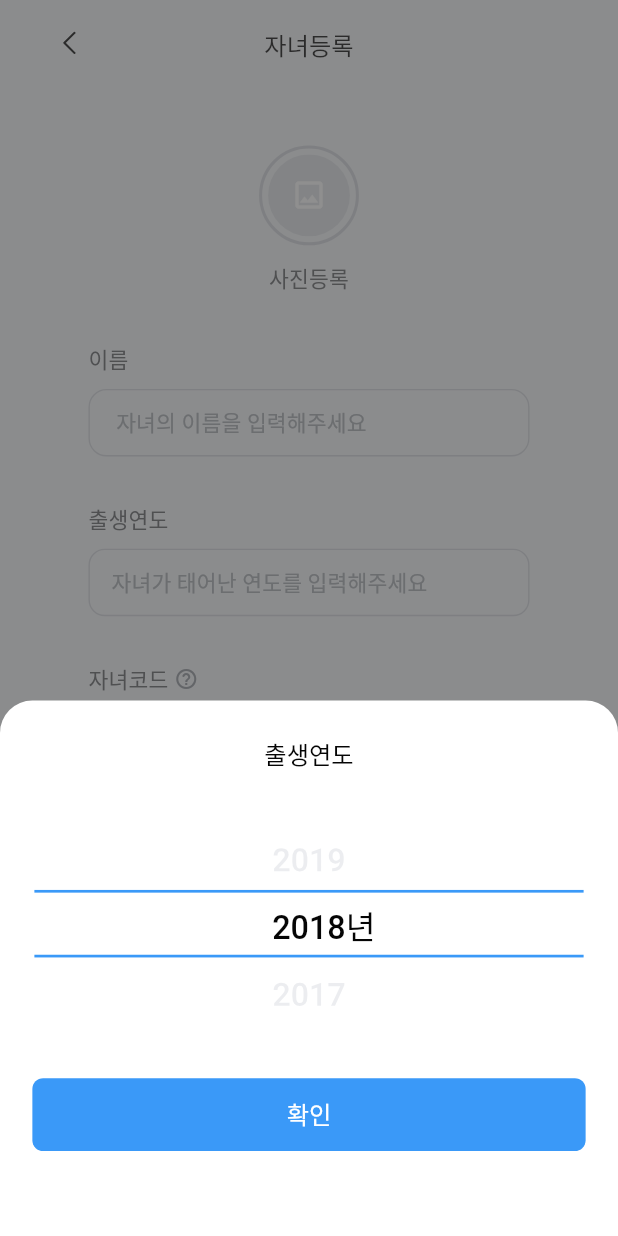
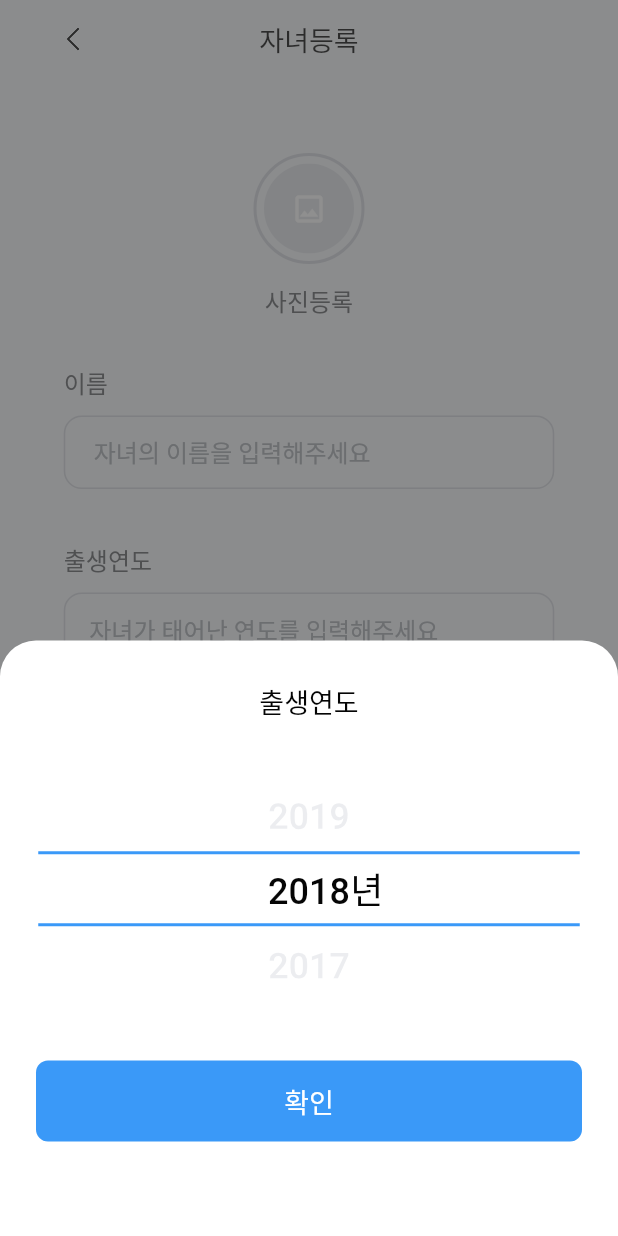
Before and after one commit to yeongJD/Quad-S-Team12-App-Parent, a Flutter app: the ChildAddPage screen opened by its route, after a tap on "자녀가 태어난 연도를 입력해주세요", on a phone screen of 412 x 824 dp. Run offline on Flutter 3.47's test engine with Material 3 defaults, Android fonts, the phone set to English and light mode, and no system bars; our stand-ins replace flutter_svg, go_router, google_fonts, image_picker; Roboto replaces fonts that are missing (Pretendard).

Commit message:
feat(child-add): refine registration layout

```diff
--- a/lib/features/child_add/presentation/pages/child_add_page.dart
+++ b/lib/features/child_add/presentation/pages/child_add_page.dart
@@ -8,6 +8,36 @@ import 'package:image_picker/image_picker.dart';
 
 import '../../../../core/theme/app_colors.dart';
 import '../../../../core/theme/app_typography.dart';
+
+abstract final class _ChildAddMetrics {
+  static const double screenMaxWidth = 375;
+  static const double horizontalPadding = 24;
+  static const double topBarHeight = 52;
+  static const double photoTopGap = 50;
+  static const double photoSize = 74;
+  static const double photoInnerSize = 64;
+  static const double photoLabelGap = 12;
+  static const double photoToFormGap = 31;
+  static const double formGap = 16;
+  static const double labelToFieldGap = 10;
+  static const double helperHeight = 18;
+  static const double fieldHeight = 50;
+  static const double fieldRadius = 12;
+  static const double fieldHorizontalPadding = 16;
+  static const double fieldVerticalPadding = 12;
+  static const double buttonHeight = 54;
+  static const double bottomButtonGap = 31;
+  static const double sheetHeight = 397;
+  static const double sheetRadius = 24;
+  static const double sheetTitleTop = 27;
+  static const double sheetPickerTop = 82;
+  static const double sheetPickerHeight = 168;
+  static const double sheetPickerInset = 25.5;
+  static const double sheetSelectionTop = 58.5;
+  static const double sheetYearItemHeight = 50;
+  static const double sheetYearSuffixOffset = 77;
+  static const double sheetButtonBottom = 63;
+}
 
 class ChildAddPage extends StatefulWidget {
   const ChildAddPage({super.key});
@@ -133,19 +163,20 @@ class _ChildAddPageState extends State<ChildAddPage> {
       body: SafeArea(
         child: Center(
           child: ConstrainedBox(
-            constraints: const BoxConstraints(maxWidth: 375),
+            constraints: const BoxConstraints(
+              maxWidth: _ChildAddMetrics.screenMaxWidth,
+            ),
             child: Stack(
               children: [
                 Column(
                   children: [
-                    const SizedBox(height: 4),
                     _ChildAddTopBar(onBack: context.pop),
                     Expanded(
                       child: SingleChildScrollView(
                         padding: const EdgeInsets.fromLTRB(
-                          21.58,
-                          41,
-                          21.58,
+                          _ChildAddMetrics.horizontalPadding,
+                          _ChildAddMetrics.photoTopGap,
+                          _ChildAddMetrics.horizontalPadding,
                           24,
                         ),
                         child: Column(
@@ -154,10 +185,10 @@ class _ChildAddPageState extends State<ChildAddPage> {
                               photoBytes: _photoBytes,
                               onTap: _pickPhoto,
                             ),
-                            const SizedBox(height: 32),
-                            SizedBox(
-                              width: 293.998,
-                              child: Column(
+                            const SizedBox(
+                              height: _ChildAddMetrics.photoToFormGap,
+                            ),
+                            Column(
                               children: [
                                 _ChildAddTextField(
                                   label: '이름',
@@ -177,12 +208,16 @@ class _ChildAddPageState extends State<ChildAddPage> {
                                     });
                                   },
                                 ),
-                                  const SizedBox(height: 14.385),
+                                const SizedBox(
+                                  height: _ChildAddMetrics.formGap,
+                                ),
                                 _BirthYearField(
                                   selectedYear: _selectedBirthYear,
                                   onTap: _openBirthYearSheet,
                                 ),
-                                  const SizedBox(height: 14.385),
+                                const SizedBox(
+                                  height: _ChildAddMetrics.formGap,
+                                ),
                                 _ChildAddTextField(
                                   label: '자녀코드',
                                   controller: _childCodeController,
@@ -203,30 +238,28 @@ class _ChildAddPageState extends State<ChildAddPage> {
                                 ),
                               ],
                             ),
-                            ),
                           ],
                         ),
                       ),
                     ),
                     Padding(
-                      padding: const EdgeInsets.fromLTRB(21.58, 0, 21.58, 28),
-                      child: Align(
-                        alignment: Alignment.center,
-                        child: SizedBox(
-                          width: 293.998,
+                      padding: const EdgeInsets.fromLTRB(
+                        _ChildAddMetrics.horizontalPadding,
+                        0,
+                        _ChildAddMetrics.horizontalPadding,
+                        _ChildAddMetrics.bottomButtonGap,
+                      ),
                       child: _RegisterButton(
                         enabled: _canSubmit,
                         onTap: _submit,
-                          ),
-                        ),
                       ),
                     ),
                   ],
                 ),
                 if (_showCodeTooltip)
                   Positioned(
-                    left: 66,
-                    top: _selectedBirthYear == null ? 482 : 468,
+                    left: 74,
+                    top: _selectedBirthYear == null ? 536 : 520,
                     child: _ChildCodeTooltip(onClose: _toggleTooltip),
                   ),
               ],
@@ -246,23 +279,23 @@ class _ChildAddTopBar extends StatelessWidget {
   @override
   Widget build(BuildContext context) {
     return SizedBox(
-      height: 52,
+      height: _ChildAddMetrics.topBarHeight,
       child: Stack(
         children: [
           Center(
             child: Text(
               '자녀등록',
               style: AppTypography.headlineMedium.copyWith(
-                fontSize: 16.18,
+                fontSize: 18,
                 height: 1.445,
-                letterSpacing: -0.0036,
+                letterSpacing: 0,
                 color: const Color(0xFF050505),
               ),
             ),
           ),
           Positioned(
-            left: 21.58,
-            top: 12.59,
+            left: _ChildAddMetrics.horizontalPadding,
+            top: 14,
             child: GestureDetector(
               onTap: onBack,
               behavior: HitTestBehavior.opaque,
@@ -296,9 +329,9 @@ class _PhotoPicker extends StatelessWidget {
       child: Column(
         children: [
           Container(
-            width: 66.532,
-            height: 66.532,
-            padding: const EdgeInsets.all(4),
+            width: _ChildAddMetrics.photoSize,
+            height: _ChildAddMetrics.photoSize,
+            padding: const EdgeInsets.all(5),
             decoration: BoxDecoration(
               shape: BoxShape.circle,
               border: Border.all(color: AppColors.gray200, width: 2),
@@ -317,18 +350,18 @@ class _PhotoPicker extends StatelessWidget {
                   : Image.memory(
                       photoBytes!,
                       fit: BoxFit.cover,
-                      width: 57.541,
-                      height: 57.541,
+                      width: _ChildAddMetrics.photoInnerSize,
+                      height: _ChildAddMetrics.photoInnerSize,
                     ),
             ),
           ),
-          const SizedBox(height: 10.79),
+          const SizedBox(height: _ChildAddMetrics.photoLabelGap),
           Text(
             '사진등록',
             style: AppTypography.bodyMedium.copyWith(
-              fontSize: 14.385,
+              fontSize: 16,
               height: 1.5,
-              letterSpacing: 0.0912,
+              letterSpacing: 0,
               color: AppColors.gray600,
             ),
           ),
@@ -372,41 +405,47 @@ class _ChildAddTextField extends StatelessWidget {
             Text(
               label,
               style: AppTypography.bodyMedium.copyWith(
-                fontSize: 14.385,
+                fontSize: 16,
                 height: 1.5,
-                letterSpacing: 0.082,
+                letterSpacing: 0,
                 color: AppColors.gray600,
               ),
             ),
             ?trailingLabel,
           ],
         ),
-        const SizedBox(height: 8.991),
+        const SizedBox(height: _ChildAddMetrics.labelToFieldGap),
         SizedBox(
-          height: 44.954,
+          height: _ChildAddMetrics.fieldHeight,
           child: TextField(
             controller: controller,
             onChanged: onChanged,
             cursorColor: AppColors.gray200,
+            textAlignVertical: TextAlignVertical.center,
             style: AppTypography.bodyMedium.copyWith(
-              fontSize: 14.385,
+              fontSize: 16,
               height: 1.5,
-              letterSpacing: 0.082,
+              letterSpacing: 0,
               color: const Color(0xFF050505),
             ),
             decoration: InputDecoration(
+              isDense: true,
               filled: true,
               fillColor: AppColors.gray100,
               hintText: hintText,
               hintStyle: AppTypography.bodyMedium.copyWith(
-                fontSize: 14.385,
+                fontSize: 16,
                 height: 1.5,
-                letterSpacing: 0.082,
+                letterSpacing: 0,
                 color: AppColors.gray300,
               ),
               contentPadding: const EdgeInsets.symmetric(
-                horizontal: 14.385,
-                vertical: 10.789,
+                horizontal: _ChildAddMetrics.fieldHorizontalPadding,
+                vertical: _ChildAddMetrics.fieldVerticalPadding,
+              ),
+              suffixIconConstraints: const BoxConstraints.tightFor(
+                width: 36,
+                height: 36,
               ),
               suffixIcon: showClear
                   ? GestureDetector(
@@ -414,39 +453,43 @@ class _ChildAddTextField extends StatelessWidget {
                       behavior: HitTestBehavior.opaque,
                       child: const Icon(
                         Icons.cancel,
-                        size: 21.578,
+                        size: 24,
                         color: AppColors.gray600,
                       ),
                     )
                   : null,
               enabledBorder: OutlineInputBorder(
-                borderRadius: BorderRadius.circular(12),
+                borderRadius: BorderRadius.circular(
+                  _ChildAddMetrics.fieldRadius,
+                ),
                 borderSide: BorderSide(
                   color: _hasError ? AppColors.destructive : AppColors.gray200,
-                  width: 0.899,
+                  width: 1,
                 ),
               ),
               focusedBorder: OutlineInputBorder(
-                borderRadius: BorderRadius.circular(12),
+                borderRadius: BorderRadius.circular(
+                  _ChildAddMetrics.fieldRadius,
+                ),
                 borderSide: BorderSide(
                   color: _hasError ? AppColors.destructive : AppColors.gray200,
-                  width: 0.899,
+                  width: 1,
                 ),
               ),
             ),
           ),
         ),
         SizedBox(
-          height: 16.183,
+          height: _ChildAddMetrics.helperHeight,
           child: _hasError
               ? Align(
                   alignment: Alignment.centerLeft,
                   child: Text(
                     errorText!,
                     style: AppTypography.captionMedium.copyWith(
-                      fontSize: 10.79,
+                      fontSize: 12,
                       height: 1.334,
-                      letterSpacing: 0.2719,
+                      letterSpacing: 0,
                       color: AppColors.destructive,
                     ),
                   ),
@@ -472,32 +515,34 @@ class _BirthYearField extends StatelessWidget {
         Text(
           '출생연도',
           style: AppTypography.bodyMedium.copyWith(
-            fontSize: 14.385,
+            fontSize: 16,
             height: 1.5,
-            letterSpacing: 0.082,
+            letterSpacing: 0,
             color: AppColors.gray600,
           ),
         ),
-        const SizedBox(height: 8.991),
+        const SizedBox(height: _ChildAddMetrics.labelToFieldGap),
         GestureDetector(
           onTap: onTap,
           behavior: HitTestBehavior.opaque,
           child: Container(
-            height: 44.954,
+            height: _ChildAddMetrics.fieldHeight,
             width: double.infinity,
             alignment: Alignment.centerLeft,
-            padding: const EdgeInsets.symmetric(horizontal: 14.385),
+            padding: const EdgeInsets.symmetric(
+              horizontal: _ChildAddMetrics.fieldHorizontalPadding,
+            ),
             decoration: BoxDecoration(
               color: AppColors.gray100,
-              borderRadius: BorderRadius.circular(10.789),
-              border: Border.all(color: AppColors.gray200, width: 0.899),
+              borderRadius: BorderRadius.circular(_ChildAddMetrics.fieldRadius),
+              border: Border.all(color: AppColors.gray200),
             ),
             child: Text(
               selectedYear?.toString() ?? '자녀가 태어난 연도를 입력해주세요',
               style: AppTypography.bodyMedium.copyWith(
-                fontSize: 14.385,
+                fontSize: 16,
                 height: 1.5,
-                letterSpacing: 0.082,
+                letterSpacing: 0,
                 color: selectedYear == null
                     ? AppColors.gray300
                     : const Color(0xFF050505),
@@ -505,7 +550,7 @@ class _BirthYearField extends StatelessWidget {
             ),
           ),
         ),
-        const SizedBox(height: 16.183),
+        const SizedBox(height: _ChildAddMetrics.helperHeight),
       ],
     );
   }
@@ -625,52 +670,51 @@ class _BirthYearBottomSheetState extends State<_BirthYearBottomSheet> {
     return SafeArea(
       top: false,
       child: Container(
-        height: 356.933,
+        height: _ChildAddMetrics.sheetHeight,
         decoration: const BoxDecoration(
           color: AppColors.white,
-          borderRadius: BorderRadius.vertical(top: Radius.circular(21.578)),
+          borderRadius: BorderRadius.vertical(
+            top: Radius.circular(_ChildAddMetrics.sheetRadius),
+          ),
         ),
         child: Stack(
           children: [
             Positioned(
-              top: 24.276,
+              top: _ChildAddMetrics.sheetTitleTop,
               left: 0,
               right: 0,
               child: Center(
                 child: Text(
                   '출생연도',
                   style: AppTypography.headlineMedium.copyWith(
-                    fontSize: 16.183,
+                    fontSize: 18,
                     height: 1.445,
-                    letterSpacing: -0.0036,
+                    letterSpacing: 0,
                     color: const Color(0xFF050505),
                   ),
                 ),
               ),
             ),
             Positioned(
-              top: 73.725,
+              top: _ChildAddMetrics.sheetPickerTop,
               left: 0,
               right: 0,
-              height: 151,
+              height: _ChildAddMetrics.sheetPickerHeight,
               child: Stack(
                 alignment: Alignment.center,
                 children: [
                   Positioned(
-                    left: 22.926,
-                    right: 22.926,
-                    top: 52.5,
+                    left: _ChildAddMetrics.sheetPickerInset,
+                    right: _ChildAddMetrics.sheetPickerInset,
+                    top: _ChildAddMetrics.sheetSelectionTop,
                     child: Container(
-                      height: 45,
+                      height: _ChildAddMetrics.fieldHeight,
                       decoration: const BoxDecoration(
                         border: Border(
-                          top: BorderSide(
-                            color: AppColors.primary,
-                            width: 1.798,
-                          ),
+                          top: BorderSide(color: AppColors.primary, width: 2),
                           bottom: BorderSide(
                             color: AppColors.primary,
-                            width: 1.798,
+                            width: 2,
                           ),
                         ),
                       ),
@@ -678,7 +722,7 @@ class _BirthYearBottomSheetState extends State<_BirthYearBottomSheet> {
                   ),
                   CupertinoPicker(
                     scrollController: _scrollController,
-                    itemExtent: 45,
+                    itemExtent: _ChildAddMetrics.sheetYearItemHeight,
                     diameterRatio: 10,
                     squeeze: 1,
                     selectionOverlay: const SizedBox.shrink(),
@@ -694,9 +738,9 @@ class _BirthYearBottomSheetState extends State<_BirthYearBottomSheet> {
                           child: Text(
                             widget.years[index].toString(),
                             style: AppTypography.headlineMedium.copyWith(
-                              fontSize: 21.578,
+                              fontSize: 24,
                               height: 1.445,
-                              letterSpacing: -0.0048,
+                              letterSpacing: 0,
                               color: index == _selectedIndex
                                   ? const Color(0xFF050505)
                                   : AppColors.gray200,
@@ -708,13 +752,15 @@ class _BirthYearBottomSheetState extends State<_BirthYearBottomSheet> {
                   IgnorePointer(
                     child: Center(
                       child: Padding(
-                        padding: const EdgeInsets.only(left: 69),
+                        padding: const EdgeInsets.only(
+                          left: _ChildAddMetrics.sheetYearSuffixOffset,
+                        ),
                         child: Text(
                           '년',
                           style: AppTypography.headlineMedium.copyWith(
-                            fontSize: 21.578,
+                            fontSize: 24,
                             height: 1.445,
-                            letterSpacing: -0.0048,
+                            letterSpacing: 0,
                             color: const Color(0xFF050505),
                           ),
                         ),
@@ -725,9 +771,9 @@ class _BirthYearBottomSheetState extends State<_BirthYearBottomSheet> {
               ),
             ),
             Positioned(
-              left: 21.578,
-              right: 21.578,
-              bottom: 56.641,
+              left: _ChildAddMetrics.horizontalPadding,
+              right: _ChildAddMetrics.horizontalPadding,
+              bottom: _ChildAddMetrics.sheetButtonBottom,
               child: _BottomSheetConfirmButton(onTap: widget.onConfirm),
             ),
           ],
@@ -748,18 +794,18 @@ class _BottomSheetConfirmButton extends StatelessWidget {
       onTap: onTap,
       behavior: HitTestBehavior.opaque,
       child: Container(
-        height: 48.55,
+        height: _ChildAddMetrics.buttonHeight,
         alignment: Alignment.center,
         decoration: BoxDecoration(
           color: AppColors.primary,
-          borderRadius: BorderRadius.circular(7.193),
+          borderRadius: BorderRadius.circular(8),
         ),
         child: Text(
           '확인',
           style: AppTypography.headlineMedium.copyWith(
-            fontSize: 16.183,
+            fontSize: 18,
             height: 1.445,
-            letterSpacing: -0.0036,
+            letterSpacing: 0,
             color: AppColors.white,
           ),
         ),
@@ -797,18 +843,18 @@ class _RegisterButton extends StatelessWidget {
       behavior: HitTestBehavior.opaque,
       child: Container(
         width: double.infinity,
-        height: 48.55,
+        height: _ChildAddMetrics.buttonHeight,
         alignment: Alignment.center,
         decoration: BoxDecoration(
           color: enabled ? AppColors.primary : AppColors.gray200,
-          borderRadius: BorderRadius.circular(7.193),
+          borderRadius: BorderRadius.circular(8),
         ),
         child: Text(
           '등록',
           style: AppTypography.headlineMedium.copyWith(
-            fontSize: 16.183,
+            fontSize: 18,
             height: 1.445,
-            letterSpacing: -0.0036,
+            letterSpacing: 0,
             color: enabled ? AppColors.white : AppColors.gray300,
           ),
         ),
```
Lines whose indentation alone changed are shown as unchanged.
